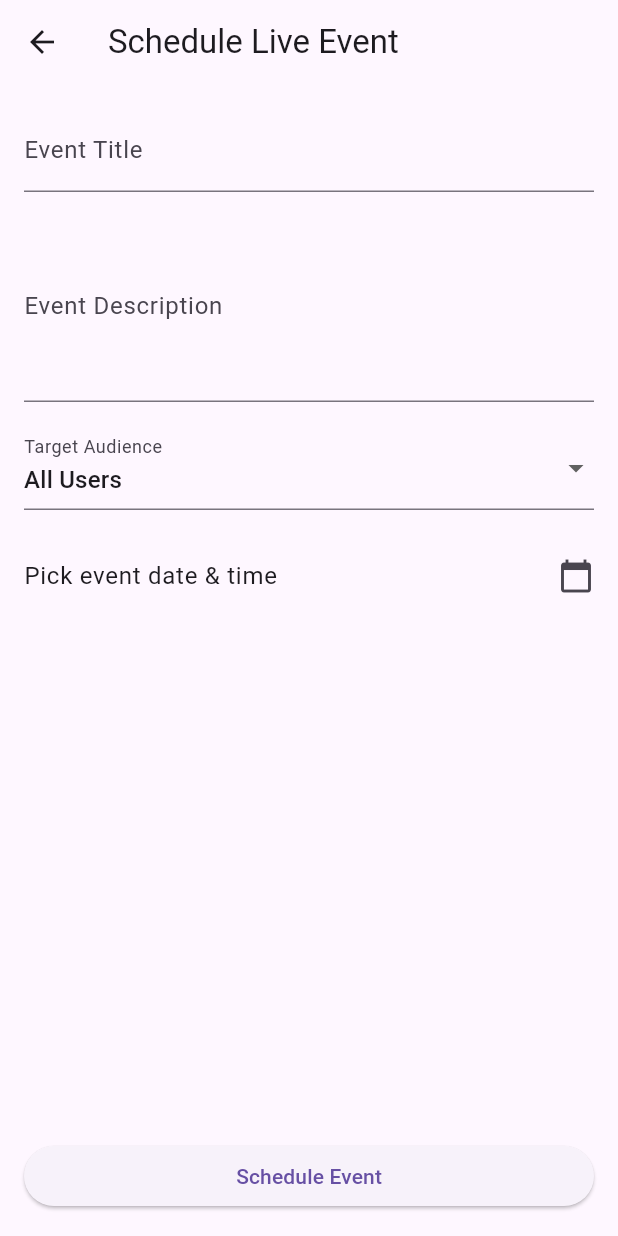
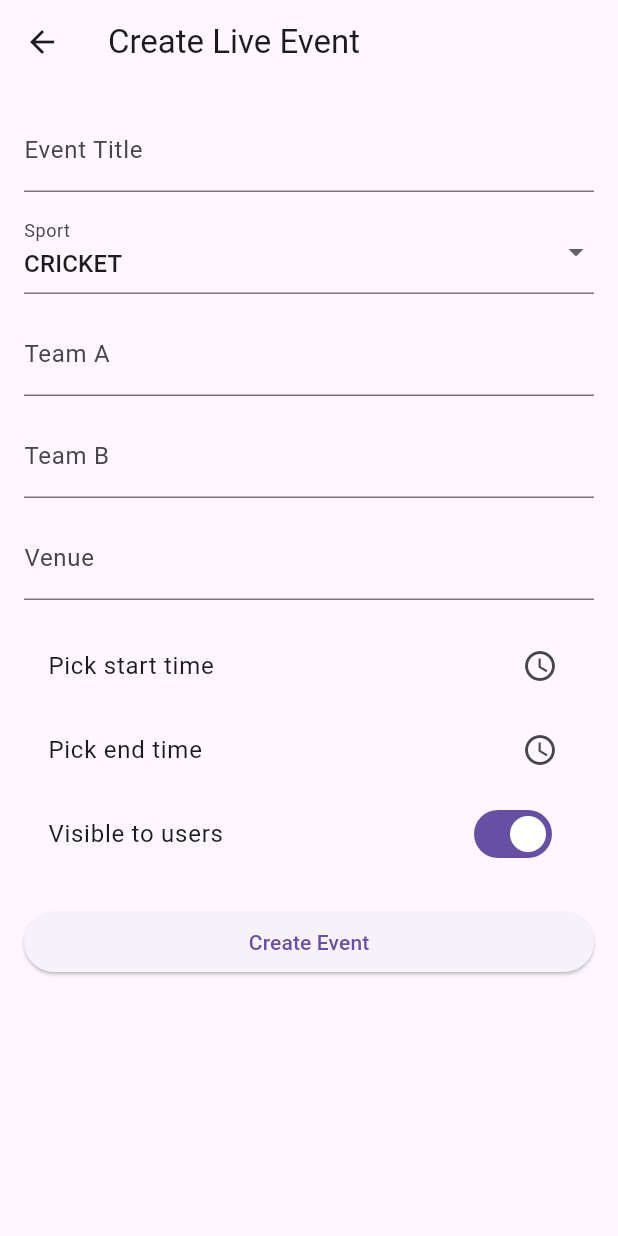
Before and after one commit to pmoradiya07/despo-2026-frontend, a Flutter app: the LiveEventScheduler screen opened by its route, on a phone screen of 412 x 824 dp. Run offline on Flutter 3.47's test engine with Material 3 defaults, Android fonts, the phone set to English and light mode, and no system bars; our stand-ins replace cloud_firestore, firebase_auth, firebase_core, firebase_messaging, flutter_local_notifications, flutter_riverpod and 4 more; accounts and stored records are empty; network calls fail.

Commit message:
Working Web Login, Live Events

```diff
--- a/lib/features/admin/LiveEventsScheduler.dart
+++ b/lib/features/admin/LiveEventsScheduler.dart
@@ -1,91 +1,104 @@
 import 'package:flutter/material.dart';
-import '/services/live_event_scheduler.dart';
+import '../../services/live_admin_services.dart';
+import '../services/live_admin_services.dart';
 
 class LiveEventScheduler extends StatefulWidget {
   const LiveEventScheduler({super.key});
 
   @override
-  State<LiveEventScheduler> createState() =>
-      _LiveEventSchedulerState();
+  State<LiveEventScheduler> createState() => _LiveEventSchedulerState();
 }
 
 class _LiveEventSchedulerState extends State<LiveEventScheduler> {
   final _titleController = TextEditingController();
-  final _descriptionController = TextEditingController();
+  final _teamAController = TextEditingController();
+  final _teamBController = TextEditingController();
+  final _venueController = TextEditingController();
 
-  DateTime? _eventAt;
+  DateTime? _startTime;
+  DateTime? _endTime;
+
+  String _sport = 'cricket';
+  bool _isVisible = true;
   bool _isSubmitting = false;
 
-  String _target = 'all'; // reserved for future use
-
-  Future<void> _pickDateTime() async {
+  Future<DateTime?> _pickDateTime(String label) async {
     final date = await showDatePicker(
       context: context,
       initialDate: DateTime.now().add(const Duration(minutes: 10)),
       firstDate: DateTime.now(),
       lastDate: DateTime.now().add(const Duration(days: 365)),
     );
-
-    if (date == null) return;
+    if (date == null) return null;
 
     final time = await showTimePicker(
       context: context,
       initialTime: TimeOfDay.now(),
     );
+    if (time == null) return null;
 
-    if (time == null) return;
-
-    setState(() {
-      _eventAt = DateTime(
+    return DateTime(
       date.year,
       date.month,
       date.day,
       time.hour,
       time.minute,
     );
-    });
   }
 
-  Future<void> _createLiveEvent() async {
-    final title = _titleController.text.trim();
-    final description = _descriptionController.text.trim();
-
-    if (title.isEmpty || description.isEmpty) {
-      _showError('Title and description are required');
+  Future<void> _createEvent() async {
+    if (_titleController.text.trim().isEmpty ||
+        _teamAController.text.trim().isEmpty ||
+        _teamBController.text.trim().isEmpty ||
+        _venueController.text.trim().isEmpty ||
+        _startTime == null ||
+        _endTime == null) {
+      _showError('All fields are required');
       return;
     }
 
-    if (_eventAt == null) {
-      _showError('Please select event date and time');
-      return;
-    }
-
-    if (_eventAt!.isBefore(DateTime.now())) {
-      _showError('Event time must be in the future');
+    if (!_startTime!.isBefore(_endTime!)) {
+      _showError('Start time must be before end time');
       return;
     }
 
     setState(() => _isSubmitting = true);
 
     try {
-      await AdminLiveEventService.createEvent(
-        title: title,
-        description: description,
-        eventAt: _eventAt!,
-        // idToken: null (DEV_MODE)
+      await LiveEventAdminService.instance.createLiveEvent(
+        adminUid: 'DEV_ADMIN', // replace later
+        event: LiveEvent(
+          id: '',
+          sport: _sport,
+          title: _titleController.text.trim(),
+          teamA: _teamAController.text.trim(),
+          teamB: _teamBController.text.trim(),
+          venue: _venueController.text.trim(),
+          startTime: _startTime!,
+          endTime: _endTime!,
+          status: 'upcoming', // ignored by UI
+          isVisible: _isVisible,
+        ),
       );
 
-      _titleController.clear();
-      _descriptionController.clear();
-      _eventAt = null;
-      _target = 'all';
-
-      _showSuccess('Live event scheduled successfully');
+      _clearForm();
+      _showSuccess('Event created');
     } catch (e) {
       _showError(e.toString());
     } finally {
       setState(() => _isSubmitting = false);
     }
+  }
+
+  void _clearForm() {
+    _titleController.clear();
+    _teamAController.clear();
+    _teamBController.clear();
+    _venueController.clear();
+    _startTime = null;
+    _endTime = null;
+    _sport = 'cricket';
+    _isVisible = true;
   }
 
   void _showError(String msg) {
@@ -103,81 +116,98 @@ class _LiveEventSchedulerState extends State<LiveEventScheduler> {
   @override
   void dispose() {
     _titleController.dispose();
-    _descriptionController.dispose();
+    _teamAController.dispose();
+    _teamBController.dispose();
+    _venueController.dispose();
     super.dispose();
   }
 
   @override
   Widget build(BuildContext context) {
     return Scaffold(
-      appBar: AppBar(title: const Text('Schedule Live Event')),
+      appBar: AppBar(title: const Text('Create Live Event')),
       body: Padding(
         padding: const EdgeInsets.all(16),
-        child: Column(
-          crossAxisAlignment: CrossAxisAlignment.start,
+        child: ListView(
           children: [
-            /// Title
             TextField(
               controller: _titleController,
-              decoration: const InputDecoration(
-                labelText: 'Event Title',
+              decoration: const InputDecoration(labelText: 'Event Title'),
             ),
+            const SizedBox(height: 12),
+
+            DropdownButtonFormField<String>(
+              value: _sport,
+              decoration: const InputDecoration(labelText: 'Sport'),
+              items: allowedSports
+                  .map(
+                    (s) => DropdownMenuItem(
+                  value: s,
+                  child: Text(s.toUpperCase()),
+                ),
+              )
+                  .toList(),
+              onChanged: (v) => setState(() => _sport = v!),
+            ),
+            const SizedBox(height: 12),
+
+            TextField(
+              controller: _teamAController,
+              decoration: const InputDecoration(labelText: 'Team A'),
+            ),
+            const SizedBox(height: 12),
+
+            TextField(
+              controller: _teamBController,
+              decoration: const InputDecoration(labelText: 'Team B'),
+            ),
+            const SizedBox(height: 12),
+
+            TextField(
+              controller: _venueController,
+              decoration: const InputDecoration(labelText: 'Venue'),
+            ),
+            const SizedBox(height: 16),
+
+            ListTile(
+              title: Text(
+                _startTime == null
+                    ? 'Pick start time'
+                    : 'Start: $_startTime',
+              ),
+              trailing: const Icon(Icons.schedule),
+              onTap: () async {
+                final t = await _pickDateTime('Start');
+                if (t != null) setState(() => _startTime = t);
+              },
             ),
 
-            const SizedBox(height: 12),
-
-            /// Description
-            TextField(
-              controller: _descriptionController,
-              maxLines: 4,
-              decoration: const InputDecoration(
-                labelText: 'Event Description',
+            ListTile(
+              title: Text(
+                _endTime == null
+                    ? 'Pick end time'
+                    : 'End: $_endTime',
               ),
+              trailing: const Icon(Icons.schedule),
+              onTap: () async {
+                final t = await _pickDateTime('End');
+                if (t != null) setState(() => _endTime = t);
+              },
             ),
 
-            const SizedBox(height: 16),
-
-            /// Target (reserved)
-            DropdownButtonFormField<String>(
-              value: _target,
-              items: const [
-                DropdownMenuItem(value: 'all', child: Text('All Users')),
-                DropdownMenuItem(
-                  value: 'test',
-                  child: Text('Test Users (future)'),
-                ),
-              ],
-              onChanged: (val) => setState(() => _target = val!),
-              decoration: const InputDecoration(
-                labelText: 'Target Audience',
-              ),
+            SwitchListTile(
+              value: _isVisible,
+              onChanged: (v) => setState(() => _isVisible = v),
+              title: const Text('Visible to users'),
             ),
 
-            const SizedBox(height: 16),
+            const SizedBox(height: 20),
 
-            /// Date time picker
-            ListTile(
-              contentPadding: EdgeInsets.zero,
-              title: Text(
-                _eventAt == null
-                    ? 'Pick event date & time'
-                    : _eventAt!.toLocal().toString(),
-              ),
-              trailing: const Icon(Icons.calendar_today),
-              onTap: _pickDateTime,
-            ),
-
-            const Spacer(),
-
-            /// Submit button
-            SizedBox(
-              width: double.infinity,
-              child: ElevatedButton(
-                onPressed: _isSubmitting ? null : _createLiveEvent,
+            ElevatedButton(
+              onPressed: _isSubmitting ? null : _createEvent,
               child: _isSubmitting
                   ? const CircularProgressIndicator()
-                    : const Text('Schedule Event'),
-              ),
+                  : const Text('Create Event'),
             ),
           ],
         ),
--- a/lib/features/auth/authGate.dart
+++ b/lib/features/auth/authGate.dart
@@ -1,9 +1,10 @@
 import 'package:despo/core/navigation/AppShell.dart';
 import 'package:firebase_auth/firebase_auth.dart';
+import 'package:flutter/foundation.dart';
 import 'package:flutter/material.dart';
 import 'login_page.dart';
 
-class AuthGate extends StatelessWidget{
+class AuthGate extends StatelessWidget {
   const AuthGate({super.key});
 
   @override
--- a/lib/features/auth/auth_service.dart
+++ b/lib/features/auth/auth_service.dart
@@ -23,14 +23,14 @@ class AuthService {
 }
 
 
-  // Web sign-in (redirect)
+  // Web sign-in (popup)
   Future<void> signInWithGoogleWeb() async {
     final GoogleAuthProvider provider = GoogleAuthProvider()
       ..addScope('email')
       ..addScope('profile');
 
     try {
-      await _auth.signInWithRedirect(provider);
+      await _auth.signInWithPopup(provider);
     } catch (e) {
       debugPrint("Web Google sign-in failed: $e");
       rethrow;
--- a/lib/features/profile/profilepage.dart
+++ b/lib/features/profile/profilepage.dart
@@ -100,7 +100,7 @@ class ProfileScreen extends StatelessWidget {
 
                 SizedBox(height: 30.h),
 
-                GestureDetector(
+                GestureDetector( //PANTH ISKO HATA DENA PUBLIC VERSION MAIN
                   onTap: () {
                     Navigator.pushNamed(context, '/admin');
                   },
--- a/lib/services/notification_service.dart
+++ b/lib/services/notification_service.dart
@@ -2,7 +2,7 @@ import 'dart:convert';
 import 'package:http/http.dart' as http;
 
 class AdminNotificationService {
-  static const String _baseUrl = 'http://localhost:3000/api';
+  static const String _baseUrl = 'http://localhost:3000/api'; //PANTH ISKO CHANGE KARNA
 
   static Future<void> sendNotification({
     required String title,
```
Also changed, not shown: lib/core/navigation/AppShell.dart (+46 -4 lines), lib/core/widgets/event_card.dart (added, +109 -0 lines), lib/features/auth/login_page.dart (+17 -34 lines), lib/features/live_events/liveupdates_page.dart (+34 -3 lines), lib/features/notifications/notification_bridge_stub.dart (added, +7 -0 lines), lib/features/providers/live_events_providers.dart (+39 -14 lines), lib/features/widgets/live_matches_block.dart (+21 -44 lines), lib/features/widgets/upcoming_matches_block.dart (+23 -43 lines), lib/main.dart (+4 -17 lines), lib/services/firebase_service.dart (+15 -2 lines), lib/services/live_admin_services.dart (+36 -7 lines), lib/features/notifications/notification_bridge_mobile.dart (renamed from lib/features/notifications/notification_bridge.dart), 1 other file. Lines whose indentation alone changed are shown as unchanged.
